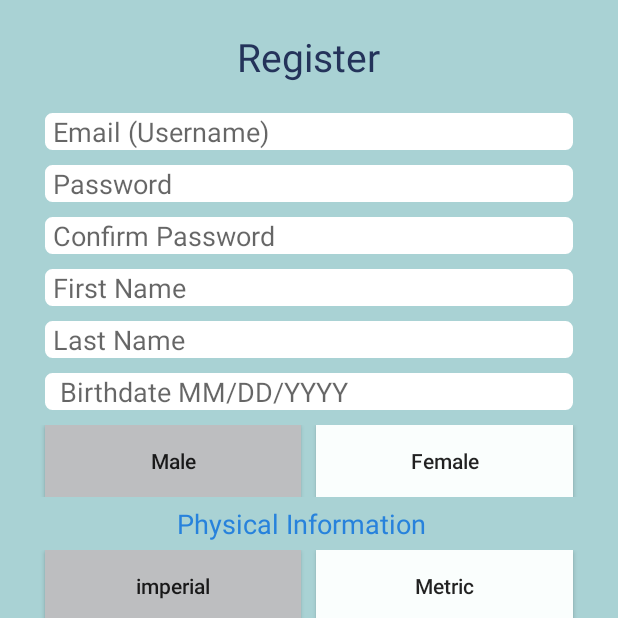
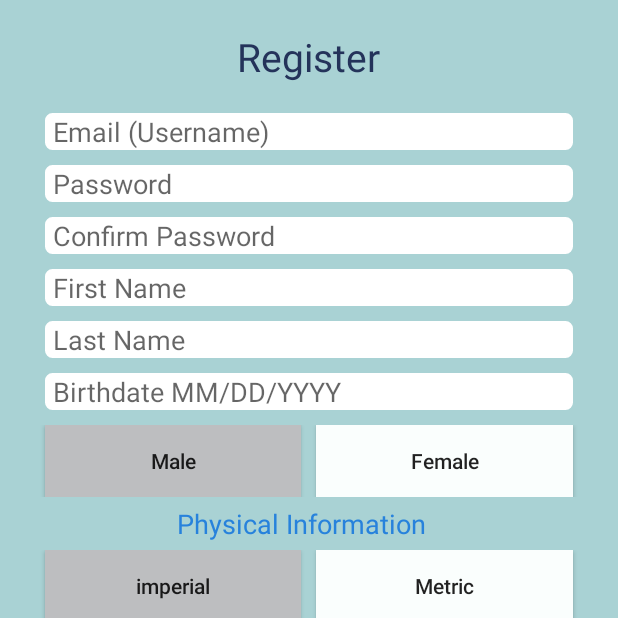
Before and after one commit to Edwardz43/BLE_Weight_Scale, an Android app: the screen it shows after launch (RegisterActivity), after a tap on "Register", on a phone screen of 412 x 824 dp, the top half of it. Run offline under Robolectric (Android 15) with nearby library versions, the phone set to English and light mode, and no system bars; libraries missing offline, so code that uses them is left out: com.facebook, com.facebook.login; 5 statements that could not run were skipped.

Commit message:
2018/02/15 update v2

```diff
--- a/app/src/main/java/org/android/edlo/ble_weight_scale/java_class/Data/ScaleRecordDAO.java
+++ b/app/src/main/java/org/android/edlo/ble_weight_scale/java_class/Data/ScaleRecordDAO.java
@@ -13,7 +13,7 @@ import java.util.List;
  * Created by EdLo on 2018/2/2.
  */
 
-public class ScaleRecordDAO {
+public class ScaleRecordDAO extends DAO{
     // 表格名稱
     public static final String TABLE_NAME = "scale_record";
 
--- a/app/src/main/java/org/android/edlo/ble_weight_scale/java_class/Data/UserDAO.java
+++ b/app/src/main/java/org/android/edlo/ble_weight_scale/java_class/Data/UserDAO.java
@@ -55,7 +55,7 @@ public class UserDAO {
     private SQLiteDatabase db;
 
     public UserDAO(Context context) {
-        db = MyDBHelper.getDatabase(context);
+        db = UserDBHelper.getDatabase(context);
     }
 
     // 關閉資料庫，一般的應用都不需要修改
--- /dev/null
+++ b/app/src/main/java/org/android/edlo/ble_weight_scale/java_class/Data/UserDBHelper.java
@@ -0,0 +1,50 @@
+package org.android.edlo.ble_weight_scale.java_class.Data;
+
+import android.content.Context;
+import android.database.sqlite.SQLiteDatabase;
+import android.database.sqlite.SQLiteOpenHelper;
+import android.util.Log;
+
+/**
+ * Created by EdLo on 2018/2/15.
+ */
+
+public class UserDBHelper extends SQLiteOpenHelper {
+
+    // 資料庫名稱
+    public static final String DATABASE_NAME = "mCloudFitness.db";
+    // 資料庫版本，資料結構改變的時候要更改這個數字，通常是加一
+    public static final int VERSION = 1;
+    // 資料庫物件，固定的欄位變數
+    private static SQLiteDatabase database;
+
+    public UserDBHelper(Context context, String name, SQLiteDatabase.CursorFactory factory, int version) {
+        super(context, name, factory, version);
+    }
+
+    // 需要資料庫的元件呼叫這個方法，這個方法在一般的應用都不需要修改
+    public static SQLiteDatabase getDatabase(Context context) {
+        if (database == null || !database.isOpen()) {
+            Log.i("DBTest", "database == null");
+            database = new UserDBHelper(context, DATABASE_NAME,null, VERSION).getWritableDatabase();
+        }
+        Log.i("DBTest", "database:" + database);
+        Log.i("DBTest", "Create Table");
+        return database;
+    }
+
+    @Override
+    public void onCreate(SQLiteDatabase sqLiteDatabase) {
+        // 建立應用程式需要的表格
+        Log.i("DBTest", "Create Table");
+        sqLiteDatabase.execSQL(UserDAO.CREATE_TABLE);
+    }
+
+    @Override
+    public void onUpgrade(SQLiteDatabase sqLiteDatabase, int i, int i1) {
+        // 刪除原有的表格
+        sqLiteDatabase.execSQL("DROP TABLE IF EXISTS " + UserDAO.TABLE_NAME);
+        // 呼叫onCreate建立新版的表格
+        onCreate(sqLiteDatabase);
+    }
+}
--- a/app/src/main/java/org/android/edlo/ble_weight_scale/java_class/Data/UserItem.java
+++ b/app/src/main/java/org/android/edlo/ble_weight_scale/java_class/Data/UserItem.java
@@ -1,12 +1,14 @@
 package org.android.edlo.ble_weight_scale.java_class.Data;
 
 import android.content.Intent;
+
+import java.io.Serializable;
 
 /**
  * Created by EdLo on 2018/1/26.
  */
 
-public class UserItem {
+public class UserItem implements Serializable{
     private String email, password, fisrtname, lastname,
             birthdate, height_in, height_ft, height_cm, weight_lb, weight_kg, gender;
     private Integer unit_type, activity_level;
--- a/app/src/main/res/layout/activity_graph.xml
+++ b/app/src/main/res/layout/activity_graph.xml
@@ -50,6 +50,7 @@
             android:textAllCaps="false"
             android:text="Day"
             android:textColor="#fff"
+            android:layout_weight="1"
             android:background="@drawable/border_lightgreen_buttons"
             />
         <Button
@@ -61,6 +62,7 @@
             android:textAllCaps="false"
             android:text="Week"
             android:textColor="#fff"
+            android:layout_weight="1"
             android:background="@drawable/border_pinkblue_buttons"
             />
         <Button
@@ -72,6 +74,7 @@
             android:textAllCaps="false"
             android:text="Month"
             android:textColor="#fff"
+            android:layout_weight="1"
             android:background="@drawable/border_pinkblue_buttons"
             />
         <Button
@@ -84,6 +87,7 @@
             android:textAllCaps="false"
             android:text="Year"
             android:textColor="#fff"
+            android:layout_weight="1"
             android:background="@drawable/border_pinkblue_buttons"
             />
     </LinearLayout>
--- a/app/src/main/res/layout/activity_register.xml
+++ b/app/src/main/res/layout/activity_register.xml
@@ -151,7 +151,8 @@
                 android:ems="17"
                 android:layout_marginStart="30dp"
                 android:layout_marginEnd="30dp"
-                android:paddingStart="10dp"
+                android:paddingStart="5dp"
+                android:paddingEnd="5dp"
                 android:hint="Birthdate MM/DD/YYYY"
                 android:background="@drawable/edit_text_border"
                 />
```
Also changed, not shown: app/src/main/java/org/android/edlo/ble_weight_scale/MainActivity.java (+33 -12 lines), app/src/main/java/org/android/edlo/ble_weight_scale/RegisterActivity.java (+32 -2 lines), app/src/main/java/org/android/edlo/ble_weight_scale/java_class/Data/DAO.java (added, +9 -0 lines).
